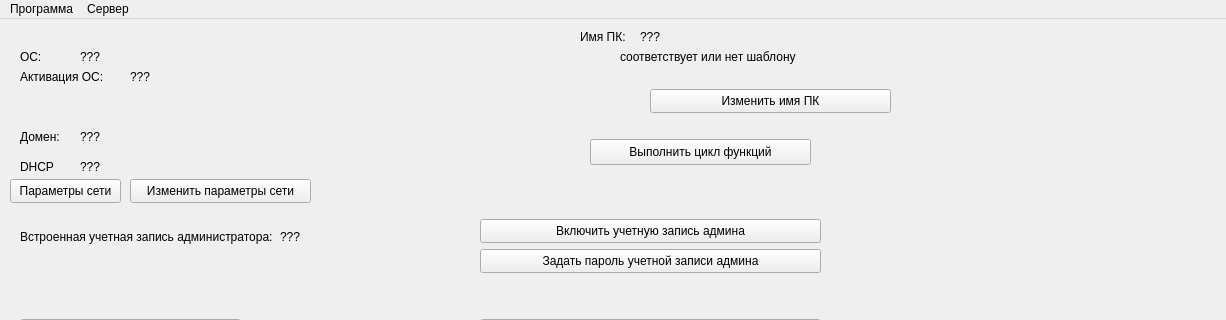
The window that design_ui/main.ui (BagaJimbildan/LAS_SibSIU) describes before a commit, drawn with Qt 5; both pictures show x 0 to 1226 and y 0 to 320 of the 1226 by 596 pixel window.
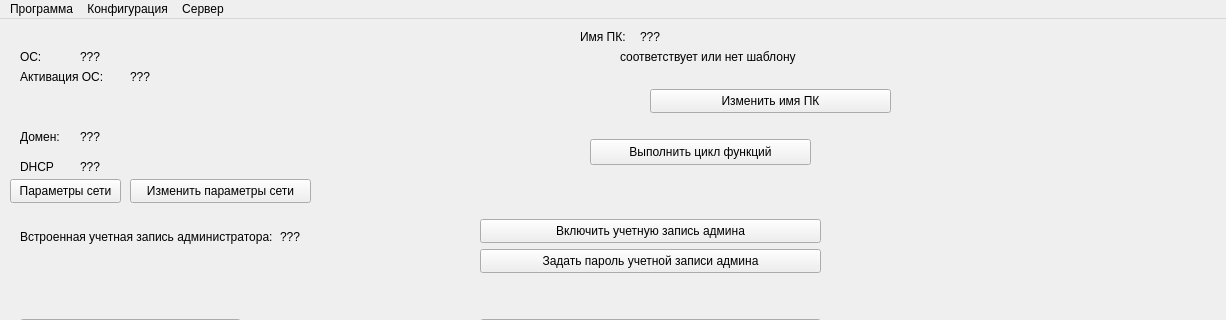
The same window after the commit.

Commit message: маленько панель главную поменял

The edit to the form file:
```diff
--- a/design_ui/main.ui
+++ b/design_ui/main.ui
@@ -520,7 +520,7 @@
    </property>
    <widget class="QMenu" name="menu_programm">
     <property name="title">
-     <string>Программа</string>
+     <string>Конфигурация</string>
     </property>
     <addaction name="add_path"/>
     <addaction name="test_global"/>
@@ -537,6 +537,12 @@
     <addaction name="test_write"/>
     <addaction name="open_logs_server"/>
    </widget>
+   <widget class="QMenu" name="menu">
+    <property name="title">
+     <string>Программа</string>
+    </property>
+   </widget>
+   <addaction name="menu"/>
    <addaction name="menu_programm"/>
    <addaction name="menu_server"/>
   </widget>
```
The commit also changes 1 other file.
